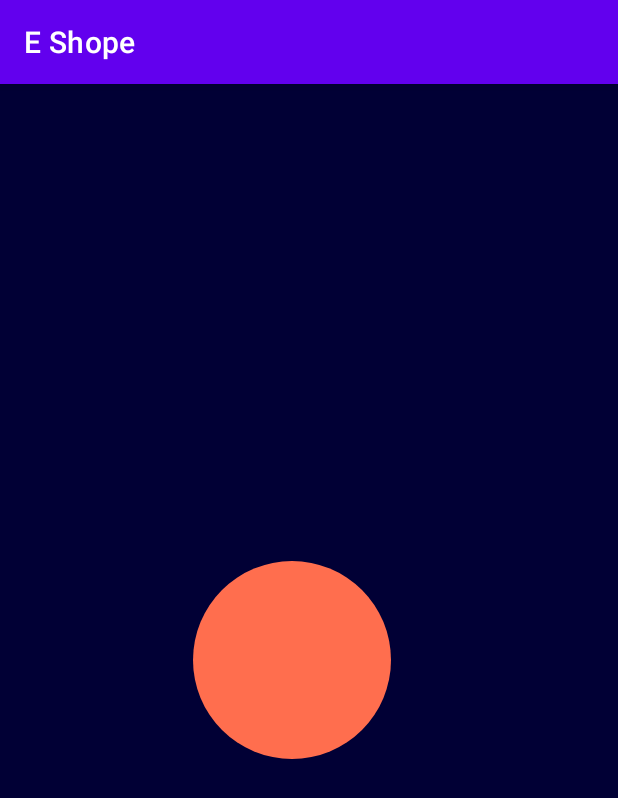
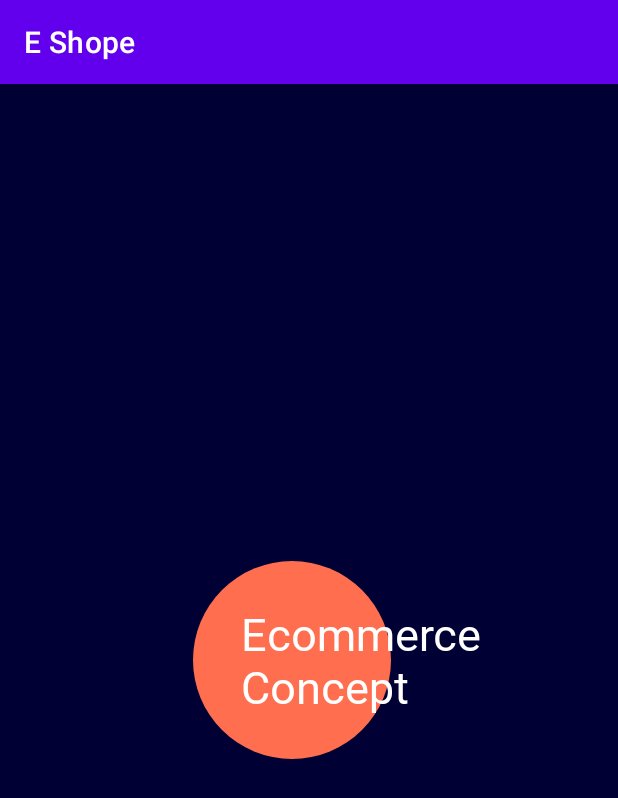
Before and after one commit to UBNgithub/EShope, an Android app: the screen it shows after launch (SplashActivity), on a phone screen of 412 x 824 dp. Shown: the top 798 px of the screen. Run offline under Robolectric (Android 15) with nearby library versions, the phone set to English and light mode, and no system bars.

```diff
--- a/app/src/main/res/layout/activity_splash.xml
+++ b/app/src/main/res/layout/activity_splash.xml
@@ -9,6 +9,7 @@
 
     <ImageView
         android:id="@+id/imageView"
+
         android:layout_width="wrap_content"
         android:layout_height="wrap_content"
         android:src="@drawable/ic_ellipse_2"
@@ -17,5 +18,21 @@
         app:layout_constraintHorizontal_bias="0.459"
         app:layout_constraintStart_toStartOf="parent"
         app:layout_constraintTop_toTopOf="parent"
-        app:layout_constraintVertical_bias="0.5" />
+        app:layout_constraintVertical_bias="0.5"
+        android:contentDescription="TODO" />
+
+    <TextView
+        android:id="@+id/textView3"
+        android:layout_width="194dp"
+        android:layout_height="wrap_content"
+        android:layout_marginStart="32dp"
+        android:layout_marginTop="28dp"
+        android:fontFamily="@font/mark_pro_heavy"
+        android:text="Ecommerce Concept"
+        android:textColor="#FFFFFF"
+        android:textSize="30sp"
+
+        app:layout_constraintStart_toStartOf="@+id/imageView"
+        app:layout_constraintTop_toTopOf="@+id/imageView" />
+
 </androidx.constraintlayout.widget.ConstraintLayout>
```
